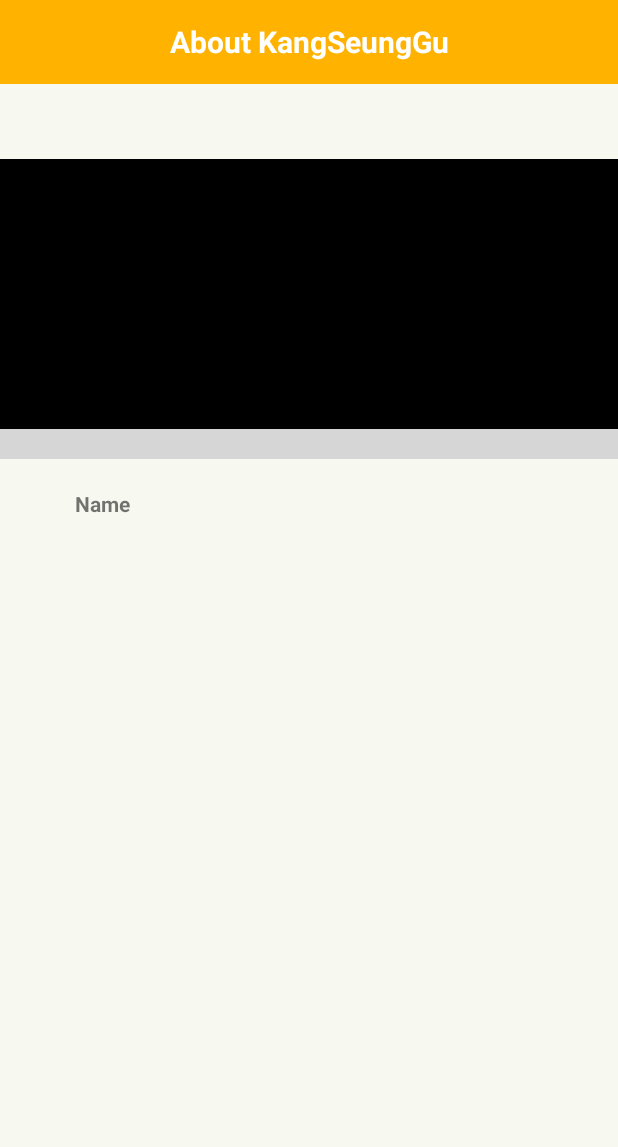
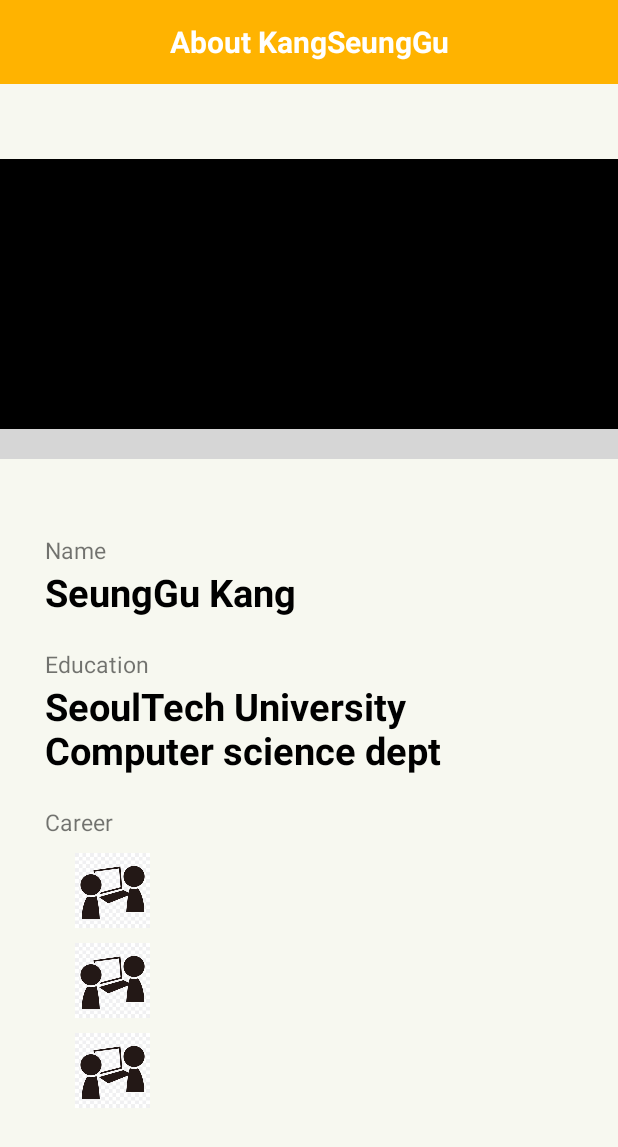
Before and after one commit to kang9366/Android-Project, an Android app: the layout activity_main.xml on its own in the app's theme, with its tools: preview values and no code run, on a phone screen of 412 x 824 dp. Shown: the top 1147 px of the screen. Run offline under Robolectric (Android 15) with nearby library versions, the phone set to English and light mode, and no system bars; plain views replace CircleIndicator3; grey boxes are pictures that could not be loaded.

Commit message:
RecyclerView 구현

```diff
--- a/Portfolio/app/build.gradle
+++ b/Portfolio/app/build.gradle
@@ -45,4 +45,5 @@ dependencies {
     androidTestImplementation 'androidx.test.espresso:espresso-core:3.5.1'
     implementation 'androidx.viewpager2:viewpager2:1.0.0'
     implementation 'me.relex:circleindicator:2.1.6'
+    implementation "androidx.recyclerview:recyclerview:1.2.1"
 }
--- a/Portfolio/app/src/main/java/com/example/portfolio/MainActivity.kt
+++ b/Portfolio/app/src/main/java/com/example/portfolio/MainActivity.kt
@@ -2,7 +2,6 @@ package com.example.portfolio
 
 import androidx.appcompat.app.AppCompatActivity
 import android.os.Bundle
-import android.widget.Toolbar
 import androidx.viewpager2.widget.MarginPageTransformer
 import androidx.viewpager2.widget.ViewPager2
 import com.example.portfolio.databinding.ActivityMainBinding
@@ -23,6 +22,7 @@ class MainActivity : AppCompatActivity() {
 
         initViewpager()
         initToolbar()
+        initRecyclerView()
     }
 
     private fun initToolbar(){
@@ -53,7 +53,23 @@ class MainActivity : AppCompatActivity() {
                 }
             })
             setPageTransformer(MarginPageTransformer(100))
-            setPadding(200, 0, 200, 0)
+            setPadding(100, 0, 100, 0)
         }
     }
+
+    private fun initRecyclerView(){
+        val recyclerView = binding.recyclerView
+        val item = ArrayList<RecyclerViewData>()
+
+        item.add(RecyclerViewData(getDrawable(R.drawable.ic_club)!!, "GDSC", "2022.09 ~ 2023.08"))
+        item.add(RecyclerViewData(getDrawable(R.drawable.ic_club)!!, "GDSC", "2022.09 ~ 2023.08"))
+        item.add(RecyclerViewData(getDrawable(R.drawable.ic_club)!!, "GDSC", "2022.09 ~ 2023.08"))
+        item.add(RecyclerViewData(getDrawable(R.drawable.ic_club)!!, "GDSC", "2022.09 ~ 2023.08"))
+        item.add(RecyclerViewData(getDrawable(R.drawable.ic_club)!!, "GDSC", "2022.09 ~ 2023.08"))
+        item.add(RecyclerViewData(getDrawable(R.drawable.ic_club)!!, "GDSC", "2022.09 ~ 2023.08"))
+        item.add(RecyclerViewData(getDrawable(R.drawable.ic_club)!!, "GDSC", "2022.09 ~ 2023.08"))
+
+        val adapter = RecyclerViewAdapter(item)
+        recyclerView.adapter = adapter
+    }
 }
--- /dev/null
+++ b/Portfolio/app/src/main/java/com/example/portfolio/RecyclerViewAdapter.kt
@@ -0,0 +1,34 @@
+package com.example.portfolio
+
+import android.view.LayoutInflater
+import android.view.View
+import android.view.ViewGroup
+import android.widget.ImageView
+import android.widget.TextView
+import androidx.recyclerview.widget.RecyclerView
+import org.w3c.dom.Text
+
+class RecyclerViewAdapter(private val items: ArrayList<RecyclerViewData>): RecyclerView.Adapter<RecyclerViewAdapter.ViewHolder>() {
+    override fun onBindViewHolder(holder: ViewHolder, position: Int) {
+        val item = items[position]
+        holder.image.setImageDrawable(item.image)
+        holder.name.text = holder.name.toString()
+        holder.period.text = holder.period.toString()
+    }
+
+    override fun getItemCount(): Int {
+        return items.size
+    }
+
+    override fun onCreateViewHolder(parent: ViewGroup, viewType: Int): ViewHolder {
+        val inflatedView = LayoutInflater.from(parent.context).inflate(R.layout.recycler_item, parent, false)
+        return ViewHolder(inflatedView)
+    }
+
+    inner class ViewHolder(v: View): RecyclerView.ViewHolder(v){
+        private var view: View = v
+        val image: ImageView = view.findViewById(R.id.activityIcon)
+        val name: TextView = view.findViewById(R.id.activityName)
+        val period: TextView = view.findViewById(R.id.activityPeriod)
+    }
+}
--- /dev/null
+++ b/Portfolio/app/src/main/java/com/example/portfolio/RecyclerViewData.kt
@@ -0,0 +1,5 @@
+package com.example.portfolio
+
+import android.graphics.drawable.Drawable
+
+data class RecyclerViewData(val image: Drawable, val activityName: String, val period: String)
--- a/Portfolio/app/src/main/java/com/example/portfolio/ViewPager2Adapter.kt
+++ b/Portfolio/app/src/main/java/com/example/portfolio/ViewPager2Adapter.kt
@@ -31,5 +31,4 @@ class ViewPager2Adapter(
     }
 
     override fun getItemCount(): Int = imageList.size
-
 }
--- a/Portfolio/app/src/main/res/layout/activity_main.xml
+++ b/Portfolio/app/src/main/res/layout/activity_main.xml
@@ -6,7 +6,6 @@
     android:layout_height="match_parent"
     tools:context=".MainActivity"
     android:background="#F7F8F0">
-
     <androidx.appcompat.widget.Toolbar
         android:id="@+id/toolBar"
         android:layout_width="match_parent"
@@ -44,16 +43,53 @@
         app:layout_constraintEnd_toEndOf="@+id/viewPager"
         app:layout_constraintBottom_toBottomOf="@+id/viewPager"/>
 
-    <TextView
-        android:id="@+id/nameTitle"
-        android:layout_width="wrap_content"
-        android:layout_height="wrap_content"
-        app:layout_constraintStart_toStartOf="parent"
-        app:layout_constraintTop_toBottomOf="@+id/viewPager"
-        android:layout_marginTop="20dp"
-        android:layout_marginLeft="50dp"
-        android:text="Name"
-        android:textStyle="bold"/>
+        <LinearLayout
+            android:layout_width="match_parent"
+            android:layout_height="0dp"
+            app:layout_constraintTop_toBottomOf="@+id/viewPager"
+            app:layout_constraintBottom_toBottomOf="parent"
+            app:layout_constraintStart_toStartOf="parent"
+            app:layout_constraintEnd_toEndOf="parent"
+            android:orientation="vertical"
+            android:layout_marginTop="50dp"
+            android:layout_marginRight="30dp"
+            android:layout_marginLeft="30dp"
+            android:layout_marginBottom="30dp">
+            <TextView
+                android:layout_width="wrap_content"
+                android:layout_height="wrap_content"
+                android:theme="@style/titleText"
+                android:text="Name"/>
 
+            <TextView
+                android:layout_width="wrap_content"
+                android:layout_height="wrap_content"
+                android:text="SeungGu Kang"
+                android:theme="@style/contentText"/>
 
+            <TextView
+                android:layout_marginTop="20dp"
+                android:layout_width="wrap_content"
+                android:layout_height="wrap_content"
+                android:theme="@style/titleText"
+                android:text="Education"/>
+            <TextView
+                android:layout_width="wrap_content"
+                android:layout_height="wrap_content"
+                android:theme="@style/contentText"
+                android:text="SeoulTech University Computer science dept"/>
+
+            <TextView
+                android:layout_marginTop="20dp"
+                android:layout_width="wrap_content"
+                android:layout_height="wrap_content"
+                android:theme="@style/titleText"
+                android:text="Career"/>
+            <androidx.recyclerview.widget.RecyclerView
+                android:id="@+id/recyclerView"
+                android:layout_width="match_parent"
+                android:layout_height="wrap_content"
+                app:layoutManager="androidx.recyclerview.widget.LinearLayoutManager"
+                tools:listitem="@layout/recycler_item"/>
+        </LinearLayout>
 </androidx.constraintlayout.widget.ConstraintLayout>
--- /dev/null
+++ b/Portfolio/app/src/main/res/layout/recycler_item.xml
@@ -0,0 +1,29 @@
+<?xml version="1.0" encoding="utf-8"?>
+<LinearLayout xmlns:android="http://schemas.android.com/apk/res/android"
+    android:layout_width="match_parent"
+    android:layout_height="wrap_content"
+    android:layout_marginTop="10dp"
+    android:orientation="horizontal">
+    <ImageView
+        android:id="@+id/activityIcon"
+        android:layout_width="50dp"
+        android:layout_height="50dp"
+        android:layout_marginLeft="20dp"
+        android:layout_marginRight="20dp"
+        android:src="@drawable/ic_club"
+        android:layout_gravity="center_vertical"/>
+    <TextView
+        android:id="@+id/activityName"
+        android:layout_width="wrap_content"
+        android:layout_height="wrap_content"
+        android:textSize="20sp"
+        android:textColor="@color/black"
+        android:textStyle="bold"
+        android:layout_gravity="center_vertical"/>
+    <TextView
+        android:id="@+id/activityPeriod"
+        android:layout_marginLeft="100dp"
+        android:layout_width="wrap_content"
+        android:layout_height="wrap_content"
+        android:layout_gravity="center_vertical" />
+</LinearLayout>
--- a/Portfolio/app/src/main/res/values/themes.xml
+++ b/Portfolio/app/src/main/res/values/themes.xml
@@ -13,4 +13,13 @@
         <item name="android:statusBarColor">?attr/colorPrimaryVariant</item>
         <!-- Customize your theme here. -->
     </style>
+
+    <style name="titleText">
+        <item name="android:textSize">15sp</item>
+    </style>
+    <style name="contentText">
+        <item name="android:textSize">25sp</item>
+        <item name="android:textStyle">bold</item>
+        <item name="android:textColor">@color/black</item>
+    </style>
 </resources>
```
Also changed, not shown: Portfolio/app/src/main/res/drawable-v24/ic_club.jpeg (added).
